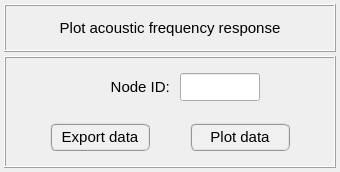
The window that pulse/interface/ui_files/plots/results/acoustic/get_acoustic_frequency_response.ui (open-pulse/OpenPulse) describes before a commit, drawn with Qt 5.
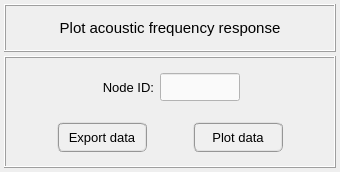
The same window after the commit.

Commit message: Refactoring acoustic pressure-related UI files

```diff
--- a/pulse/interface/ui_files/plots/results/acoustic/get_acoustic_frequency_response.ui
+++ b/pulse/interface/ui_files/plots/results/acoustic/get_acoustic_frequency_response.ui
@@ -200,37 +200,6 @@
          <property name="verticalSpacing">
           <number>2</number>
          </property>
-         <item row="0" column="1">
-          <widget class="QLabel" name="label_11">
-           <property name="minimumSize">
-            <size>
-             <width>140</width>
-             <height>28</height>
-            </size>
-           </property>
-           <property name="maximumSize">
-            <size>
-             <width>16777215</width>
-             <height>28</height>
-            </size>
-           </property>
-           <property name="font">
-            <font>
-             <family>MS Shell Dlg 2</family>
-             <pointsize>11</pointsize>
-             <weight>50</weight>
-             <italic>false</italic>
-             <bold>false</bold>
-            </font>
-           </property>
-           <property name="text">
-            <string>Node ID: </string>
-           </property>
-           <property name="alignment">
-            <set>Qt::AlignRight|Qt::AlignTrailing|Qt::AlignVCenter</set>
-           </property>
-          </widget>
-         </item>
          <item row="0" column="2">
           <widget class="QLineEdit" name="lineEdit_node_id">
            <property name="minimumSize">
@@ -247,15 +216,12 @@
            </property>
            <property name="font">
             <font>
-             <family>Arial</family>
-             <pointsize>11</pointsize>
-             <weight>75</weight>
-             <italic>true</italic>
-             <bold>true</bold>
+             <pointsize>10</pointsize>
             </font>
            </property>
            <property name="styleSheet">
-            <string notr="true">color: rgb(0, 0, 255);</string>
+            <string notr="true">QLineEdit{color: rgb(0, 0, 0); background-color: rgb(250, 250, 250)}
+QLineEdit:disabled{color: rgb(100, 100, 100); background-color: rgb(240, 240, 240)}</string>
            </property>
            <property name="text">
             <string/>
@@ -265,43 +231,48 @@
            </property>
           </widget>
          </item>
-         <item row="0" column="4">
-          <widget class="QFrame" name="frame_19">
+         <item row="0" column="0">
+          <spacer name="horizontalSpacer_4">
+           <property name="orientation">
+            <enum>Qt::Horizontal</enum>
+           </property>
+           <property name="sizeHint" stdset="0">
+            <size>
+             <width>40</width>
+             <height>20</height>
+            </size>
+           </property>
+          </spacer>
+         </item>
+         <item row="0" column="1">
+          <widget class="QLabel" name="label_11">
            <property name="minimumSize">
             <size>
-             <width>0</width>
+             <width>100</width>
              <height>28</height>
             </size>
            </property>
            <property name="maximumSize">
             <size>
-             <width>16777215</width>
+             <width>100</width>
              <height>28</height>
             </size>
            </property>
-           <property name="frameShape">
-            <enum>QFrame::NoFrame</enum>
+           <property name="font">
+            <font>
+             <family>MS Shell Dlg 2</family>
+             <pointsize>10</pointsize>
+             <weight>50</weight>
+             <italic>false</italic>
+             <bold>false</bold>
+            </font>
            </property>
-           <property name="frameShadow">
-            <enum>QFrame::Raised</enum>
+           <property name="text">
+            <string>Node ID:</string>
            </property>
-           <layout class="QGridLayout" name="gridLayout_6">
-            <property name="leftMargin">
-             <number>6</number>
-            </property>
-            <property name="topMargin">
-             <number>4</number>
-            </property>
-            <property name="rightMargin">
-             <number>4</number>
-            </property>
-            <property name="bottomMargin">
-             <number>4</number>
-            </property>
-            <property name="spacing">
-             <number>4</number>
-            </property>
-           </layout>
+           <property name="alignment">
+            <set>Qt::AlignRight|Qt::AlignTrailing|Qt::AlignVCenter</set>
+           </property>
           </widget>
          </item>
          <item row="0" column="3">
@@ -326,15 +297,18 @@
            </property>
           </widget>
          </item>
-         <item row="0" column="0">
-          <widget class="QFrame" name="frame_3">
-           <property name="frameShape">
-            <enum>QFrame::NoFrame</enum>
+         <item row="0" column="4">
+          <spacer name="horizontalSpacer_5">
+           <property name="orientation">
+            <enum>Qt::Horizontal</enum>
            </property>
-           <property name="frameShadow">
-            <enum>QFrame::Raised</enum>
+           <property name="sizeHint" stdset="0">
+            <size>
+             <width>40</width>
+             <height>20</height>
+            </size>
            </property>
-          </widget>
+          </spacer>
          </item>
         </layout>
        </widget>
@@ -392,29 +366,30 @@
           <widget class="QPushButton" name="pushButton_export_data">
            <property name="minimumSize">
             <size>
-             <width>100</width>
-             <height>28</height>
+             <width>90</width>
+             <height>30</height>
             </size>
            </property>
            <property name="maximumSize">
             <size>
-             <width>100</width>
-             <height>28</height>
+             <width>90</width>
+             <height>30</height>
             </size>
            </property>
            <property name="font">
             <font>
              <family>MS Shell Dlg 2</family>
-             <pointsize>11</pointsize>
-             <weight>9</weight>
+             <pointsize>10</pointsize>
+             <weight>50</weight>
              <italic>false</italic>
              <bold>false</bold>
             </font>
            </property>
            <property name="styleSheet">
-            <string notr="true">QPushButton{border-radius: 6px; border-color: rgb(150, 150, 150); border-style: ridge; border-width: 2px; color: rgb(0, 0, 0); background-color: rgb(240, 240, 240); font: 75 11pt &quot;MS Shell Dlg 2&quot;}
-QPushButton:hover{border-radius: 6px; border-color: rgb(0, 170, 255); border-style: ridge; border-width: 2px; color: rgb(0, 0, 0); background-color: rgba(174, 213, 255, 100); font: 75 11pt &quot;MS Shell Dlg 2&quot;}
-QPushButton:pressed{border-radius: 6px; border-color: rgb(0, 170, 255); border-style: ridge; border-width: 3px; color: rgb(0, 0, 0); background-color: rgb(174, 213, 255); font: 75 11pt &quot;MS Shell Dlg 2&quot;}</string>
+            <string notr="true">QPushButton{border-radius: 6px; border-color: rgb(150, 150, 150); border-style: ridge; border-width: 2px; color: rgb(0, 0, 0); background-color: rgb(240, 240, 240)}
+QPushButton:hover{border-radius: 6px; border-color: rgb(0, 170, 255); border-style: ridge; border-width: 2px; color: rgb(0, 0, 0); background-color: rgba(174, 213, 255, 100)}
+QPushButton:pressed{border-radius: 6px; border-color: rgb(0, 170, 255); border-style: ridge; border-width: 2px; color: rgb(0, 0, 0); background-color: rgb(174, 213, 255)}
+QPushButton:disabled{border-radius: 6px; border-color: rgb(150, 150, 150); border-style: ridge; border-width: 0px; color: rgb(150,150, 150); background-color: rgb(220, 220, 220)}</string>
            </property>
            <property name="text">
             <string>Export data</string>
@@ -428,29 +403,30 @@
           <widget class="QPushButton" name="pushButton_plot_data">
            <property name="minimumSize">
             <size>
-             <width>100</width>
-             <height>28</height>
+             <width>90</width>
+             <height>30</height>
             </size>
            </property>
            <property name="maximumSize">
             <size>
-             <width>100</width>
-             <height>28</height>
+             <width>90</width>
+             <height>30</height>
             </size>
            </property>
            <property name="font">
             <font>
              <family>MS Shell Dlg 2</family>
-             <pointsize>11</pointsize>
-             <weight>9</weight>
+             <pointsize>10</pointsize>
+             <weight>50</weight>
              <italic>false</italic>
              <bold>false</bold>
             </font>
            </property>
            <property name="styleSheet">
-            <string notr="true">QPushButton{border-radius: 6px; border-color: rgb(150, 150, 150); border-style: ridge; border-width: 2px; color: rgb(0, 0, 0); background-color: rgb(240, 240, 240); font: 75 11pt &quot;MS Shell Dlg 2&quot;}
-QPushButton:hover{border-radius: 6px; border-color: rgb(0, 170, 255); border-style: ridge; border-width: 2px; color: rgb(0, 0, 0); background-color: rgba(174, 213, 255, 100); font: 75 11pt &quot;MS Shell Dlg 2&quot;}
-QPushButton:pressed{border-radius: 6px; border-color: rgb(0, 170, 255); border-style: ridge; border-width: 3px; color: rgb(0, 0, 0); background-color: rgb(174, 213, 255); font: 75 11pt &quot;MS Shell Dlg 2&quot;}</string>
+            <string notr="true">QPushButton{border-radius: 6px; border-color: rgb(150, 150, 150); border-style: ridge; border-width: 2px; color: rgb(0, 0, 0); background-color: rgb(240, 240, 240)}
+QPushButton:hover{border-radius: 6px; border-color: rgb(0, 170, 255); border-style: ridge; border-width: 2px; color: rgb(0, 0, 0); background-color: rgba(174, 213, 255, 100)}
+QPushButton:pressed{border-radius: 6px; border-color: rgb(0, 170, 255); border-style: ridge; border-width: 2px; color: rgb(0, 0, 0); background-color: rgb(174, 213, 255)}
+QPushButton:disabled{border-radius: 6px; border-color: rgb(150, 150, 150); border-style: ridge; border-width: 0px; color: rgb(150,150, 150); background-color: rgb(220, 220, 220)}</string>
            </property>
            <property name="text">
             <string>Plot data</string>
```
The commit also changes 44 other files.
